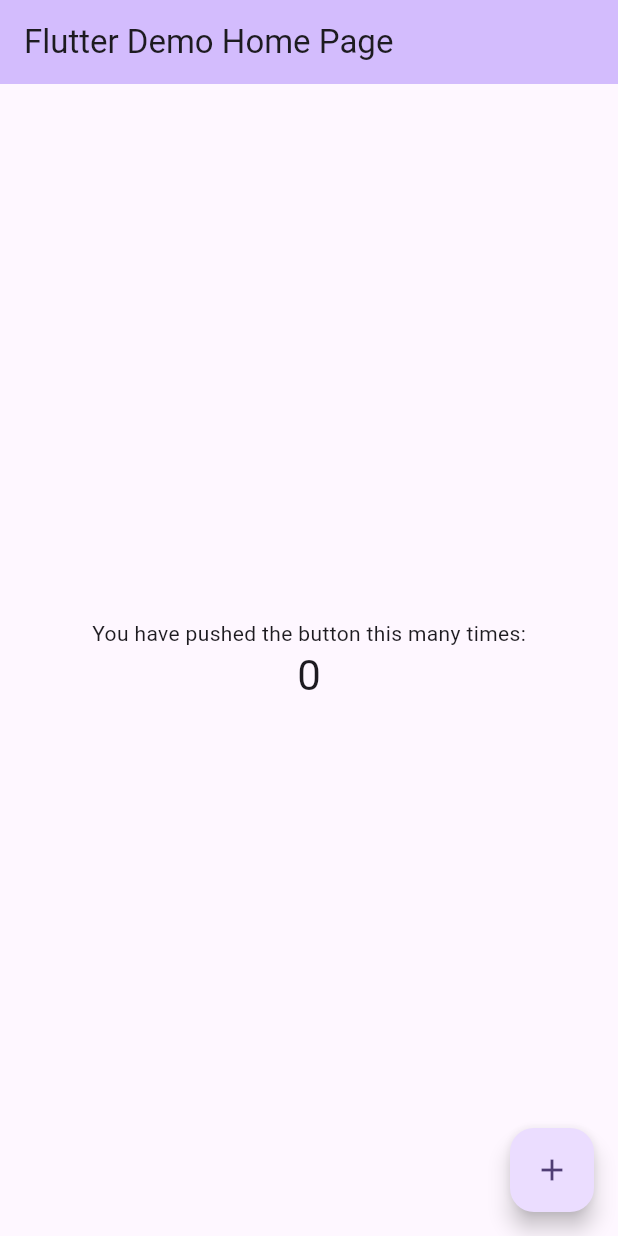
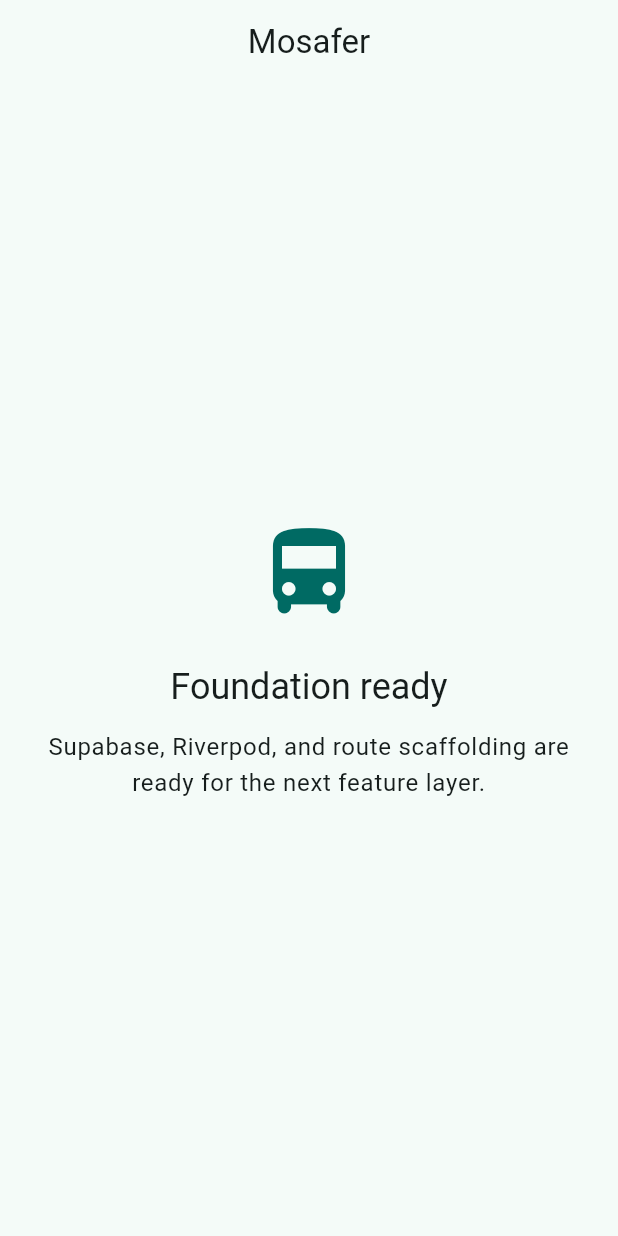
Before and after one commit to AliAshour2/mosafer, a Flutter app: the screen it shows after launch, on a phone screen of 412 x 824 dp. Run offline on Flutter 3.47's test engine with Material 3 defaults, Android fonts, the light colour scheme and no system bars; our stand-ins replace flutter_riverpod, go_router, riverpod_annotation, supabase_flutter; accounts and stored records are empty; generated files the repository leaves out were written again.

Commit message:
feat: integrate Riverpod and Supabase, set up app structure
- Added dependencies for Riverpod, Freezed, Go Router, and Supabase in pubspec.yaml.
- Created MosaferApp as the main application widget with routing support.
- Implemented bootstrap function for Supabase initialization.
- Defined app routes in app_router.dart with placeholder screens for future features.
- Added HomeScreen and PlaceholderScreen for initial UI.
- Created AppTheme for consistent theming across the app.
- Introduced AppException for error handling.
- Set up Supabase client provider for dependency injection.

```diff
--- /dev/null
+++ b/lib/app/app.dart
@@ -0,0 +1,22 @@
+import 'package:flutter/material.dart';
+import 'package:flutter_riverpod/flutter_riverpod.dart';
+
+import '../router/app_router.dart';
+import '../theme/app_theme.dart';
+
+class MosaferApp extends ConsumerWidget {
+  const MosaferApp({super.key});
+
+  @override
+  Widget build(BuildContext context, WidgetRef ref) {
+    final router = ref.watch(appRouterProvider);
+
+    return MaterialApp.router(
+      title: 'Mosafer',
+      theme: AppTheme.lightTheme,
+      darkTheme: AppTheme.darkTheme,
+      themeMode: ThemeMode.system,
+      routerConfig: router,
+    );
+  }
+}
--- /dev/null
+++ b/lib/app/bootstrap.dart
@@ -0,0 +1,21 @@
+import 'package:flutter/material.dart';
+import 'package:supabase_flutter/supabase_flutter.dart';
+
+Future<void> bootstrap() async {
+  WidgetsFlutterBinding.ensureInitialized();
+
+  const supabaseUrl = String.fromEnvironment(
+    'SUPABASE_URL',
+    defaultValue: 'http://localhost:54321',
+  );
+
+  const supabaseAnonKey = String.fromEnvironment(
+    'SUPABASE_ANON_KEY',
+    defaultValue: 'dev-placeholder',
+  );
+
+  await Supabase.initialize(
+    url: supabaseUrl,
+    publishableKey: supabaseAnonKey,
+  );
+}
--- /dev/null
+++ b/lib/core/network/supabase_client_provider.dart
@@ -0,0 +1,10 @@
+import 'package:flutter_riverpod/flutter_riverpod.dart';
+import 'package:riverpod_annotation/riverpod_annotation.dart';
+import 'package:supabase_flutter/supabase_flutter.dart';
+
+part 'supabase_client_provider.g.dart';
+
+@riverpod
+SupabaseClient supabaseClient(Ref ref) {
+  return Supabase.instance.client;
+}
--- /dev/null
+++ b/lib/features/home/presentation/screens/home_screen.dart
@@ -0,0 +1,43 @@
+import 'package:flutter/material.dart';
+
+class HomeScreen extends StatelessWidget {
+  const HomeScreen({super.key});
+
+  @override
+  Widget build(BuildContext context) {
+    final theme = Theme.of(context);
+
+    return Scaffold(
+      appBar: AppBar(
+        title: const Text('Mosafer'),
+      ),
+      body: Center(
+        child: Padding(
+          padding: const EdgeInsets.all(24),
+          child: Column(
+            mainAxisSize: MainAxisSize.min,
+            children: [
+              Icon(
+                Icons.directions_bus_rounded,
+                size: 72,
+                color: theme.colorScheme.primary,
+              ),
+              const SizedBox(height: 24),
+              Text(
+                'Foundation ready',
+                style: theme.textTheme.headlineSmall,
+                textAlign: TextAlign.center,
+              ),
+              const SizedBox(height: 12),
+              Text(
+                'Supabase, Riverpod, and route scaffolding are ready for the next feature layer.',
+                style: theme.textTheme.bodyLarge,
+                textAlign: TextAlign.center,
+              ),
+            ],
+          ),
+        ),
+      ),
+    );
+  }
+}
--- a/lib/main.dart
+++ b/lib/main.dart
@@ -1,125 +1,15 @@
 import 'package:flutter/material.dart';
+import 'package:flutter_riverpod/flutter_riverpod.dart';
 
-void main() {
-  runApp(const MyApp());
+import 'app/app.dart';
+import 'app/bootstrap.dart';
+
+Future<void> main() async {
+  await bootstrap();
+
+  runApp(
+    const ProviderScope(
+      child: MosaferApp(),
+    ),
+  );
 }
-
-class MyApp extends StatelessWidget {
-  const MyApp({super.key});
-
-  // This widget is the root of your application.
-  @override
-  Widget build(BuildContext context) {
-    return MaterialApp(
-      title: 'Flutter Demo',
-      theme: ThemeData(
-        // This is the theme of your application.
-        //
-        // TRY THIS: Try running your application with "flutter run". You'll see
-        // the application has a purple toolbar. Then, without quitting the app,
-        // try changing the seedColor in the colorScheme below to Colors.green
-        // and then invoke "hot reload" (save your changes or press the "hot
-        // reload" button in a Flutter-supported IDE, or press "r" if you used
-        // the command line to start the app).
-        //
-        // Notice that the counter didn't reset back to zero; the application
-        // state is not lost during the reload. To reset the state, use hot
-        // restart instead.
-        //
-        // This works for code too, not just values: Most code changes can be
-        // tested with just a hot reload.
-        colorScheme: ColorScheme.fromSeed(seedColor: Colors.deepPurple),
-        useMaterial3: true,
-      ),
-      home: const MyHomePage(title: 'Flutter Demo Home Page'),
-    );
-  }
-}
-
-class MyHomePage extends StatefulWidget {
-  const MyHomePage({super.key, required this.title});
-
-  // This widget is the home page of your application. It is stateful, meaning
-  // that it has a State object (defined below) that contains fields that affect
-  // how it looks.
-
-  // This class is the configuration for the state. It holds the values (in this
-  // case the title) provided by the parent (in this case the App widget) and
-  // used by the build method of the State. Fields in a Widget subclass are
-  // always marked "final".
-
-  final String title;
-
-  @override
-  State<MyHomePage> createState() => _MyHomePageState();
-}
-
-class _MyHomePageState extends State<MyHomePage> {
-  int _counter = 0;
-
-  void _incrementCounter() {
-    setState(() {
-      // This call to setState tells the Flutter framework that something has
-      // changed in this State, which causes it to rerun the build method below
-      // so that the display can reflect the updated values. If we changed
-      // _counter without calling setState(), then the build method would not be
-      // called again, and so nothing would appear to happen.
-      _counter++;
-    });
-  }
-
-  @override
-  Widget build(BuildContext context) {
-    // This method is rerun every time setState is called, for instance as done
-    // by the _incrementCounter method above.
-    //
-    // The Flutter framework has been optimized to make rerunning build methods
-    // fast, so that you can just rebuild anything that needs updating rather
-    // than having to individually change instances of widgets.
-    return Scaffold(
-      appBar: AppBar(
-        // TRY THIS: Try changing the color here to a specific color (to
-        // Colors.amber, perhaps?) and trigger a hot reload to see the AppBar
-        // change color while the other colors stay the same.
-        backgroundColor: Theme.of(context).colorScheme.inversePrimary,
-        // Here we take the value from the MyHomePage object that was created by
-        // the App.build method, and use it to set our appbar title.
-        title: Text(widget.title),
-      ),
-      body: Center(
-        // Center is a layout widget. It takes a single child and positions it
-        // in the middle of the parent.
-        child: Column(
-          // Column is also a layout widget. It takes a list of children and
-          // arranges them vertically. By default, it sizes itself to fit its
-          // children horizontally, and tries to be as tall as its parent.
-          //
-          // Column has various properties to control how it sizes itself and
-          // how it positions its children. Here we use mainAxisAlignment to
-          // center the children vertically; the main axis here is the vertical
-          // axis because Columns are vertical (the cross axis would be
-          // horizontal).
-          //
-          // TRY THIS: Invoke "debug painting" (choose the "Toggle Debug Paint"
-          // action in the IDE, or press "p" in the console), to see the
-          // wireframe for each widget.
-          mainAxisAlignment: MainAxisAlignment.center,
-          children: <Widget>[
-            const Text(
-              'You have pushed the button this many times:',
-            ),
-            Text(
-              '$_counter',
-              style: Theme.of(context).textTheme.headlineMedium,
-            ),
-          ],
-        ),
-      ),
-      floatingActionButton: FloatingActionButton(
-        onPressed: _incrementCounter,
-        tooltip: 'Increment',
-        child: const Icon(Icons.add),
-      ), // This trailing comma makes auto-formatting nicer for build methods.
-    );
-  }
-}
--- /dev/null
+++ b/lib/theme/app_theme.dart
@@ -0,0 +1,27 @@
+import 'package:flutter/material.dart';
+
+class AppTheme {
+  AppTheme._();
+
+  static ThemeData get lightTheme => ThemeData(
+        colorScheme: ColorScheme.fromSeed(
+          seedColor: const Color(0xFF0F766E),
+          brightness: Brightness.light,
+        ),
+        useMaterial3: true,
+        appBarTheme: const AppBarTheme(
+          centerTitle: true,
+        ),
+      );
+
+  static ThemeData get darkTheme => ThemeData(
+        colorScheme: ColorScheme.fromSeed(
+          seedColor: const Color(0xFF0F766E),
+          brightness: Brightness.dark,
+        ),
+        useMaterial3: true,
+        appBarTheme: const AppBarTheme(
+          centerTitle: true,
+        ),
+      );
+}
```
Also changed, not shown: lib/core/constants/app_routes.dart (added, +10 -0 lines), lib/core/errors/app_exception.dart (added, +11 -0 lines), lib/features/shared/presentation/screens/placeholder_screen.dart (added, +44 -0 lines), lib/router/app_router.dart (added, +43 -0 lines), pubspec.yaml (+11 -9 lines), lib/core/network/supabase_client_provider.g.dart (added), lib/router/app_router.g.dart (added), pubspec.lock, 1 other file.
